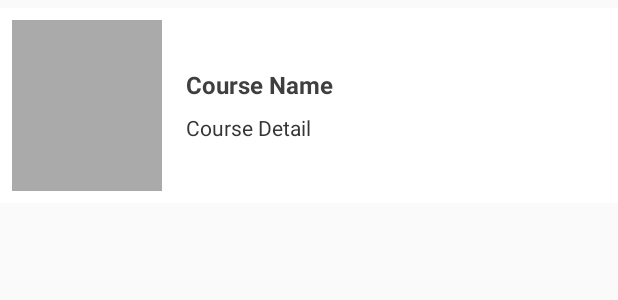
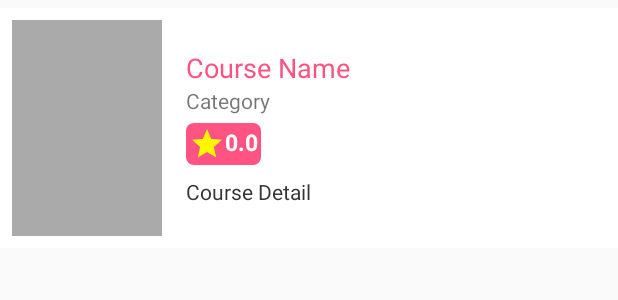
Before and after one commit to kevinrisqi/BeginnerAndroid-SubmissionDicoding, an Android app: the layout item_row_course.xml on its own in the app's theme, with its tools: preview values and no code run, on a phone screen of 412 x 824 dp. Shown: the top 300 px of the screen. Run offline under Robolectric (Android 15) with nearby library versions, the phone set to English and light mode, and no system bars.

Commit message:
Improve in item_row_course.xml

```diff
--- /dev/null
+++ b/app/src/main/res/drawable/ic_star_black_24dp.xml
@@ -0,0 +1,5 @@
+<vector android:height="24dp" android:tint="#FFF700"
+    android:viewportHeight="24.0" android:viewportWidth="24.0"
+    android:width="24dp" xmlns:android="http://schemas.android.com/apk/res/android">
+    <path android:fillColor="#FF000000" android:pathData="M12,17.27L18.18,21l-1.64,-7.03L22,9.24l-7.19,-0.61L12,2 9.19,8.63 2,9.24l5.46,4.73L5.82,21z"/>
+</vector>
--- /dev/null
+++ b/app/src/main/res/drawable/rating_background.xml
@@ -0,0 +1,5 @@
+<?xml version="1.0" encoding="utf-8"?>
+<shape xmlns:android="http://schemas.android.com/apk/res/android">
+    <solid android:color="@color/colorPrimary1"/>
+    <corners android:radius="5dp"/>
+</shape>
--- a/app/src/main/res/layout/item_row_course.xml
+++ b/app/src/main/res/layout/item_row_course.xml
@@ -2,7 +2,7 @@
 <RelativeLayout xmlns:android="http://schemas.android.com/apk/res/android"
     xmlns:tools="http://schemas.android.com/tools"
     android:layout_width="match_parent"
-    android:layout_height="130dp"
+    android:layout_height="160dp"
     android:orientation="horizontal"
     android:layout_marginTop="5dp"
     android:padding="8dp"
@@ -28,11 +28,29 @@
                 android:id="@+id/tv_item_name"
                 android:layout_width="match_parent"
                 android:layout_height="wrap_content"
+                android:textSize="18sp"
+                android:textColor="@color/colorPrimary1"
+                tools:text="@string/course_name"/>
+
+            <TextView
+                android:id="@+id/tv_item_category"
+                android:layout_width="match_parent"
+                android:layout_height="wrap_content"
+                android:layout_marginBottom="5dp"
+                android:text="Category"/>
+
+            <TextView
+                android:id="@+id/tv_item_rating"
+                android:layout_width="wrap_content"
+                android:layout_height="wrap_content"
+                android:text="0.0"
                 android:layout_marginBottom="8dp"
-                android:textSize="16sp"
-                android:textColor="#403F3F"
+                android:background="@drawable/rating_background"
+                android:textColor="#fff"
                 android:textStyle="bold"
-                tools:text="@string/course_name"/>
+                android:textSize="15sp"
+                android:drawableLeft="@drawable/ic_star_black_24dp"
+                android:padding="2dp"/>
 
             <TextView
                 android:id="@+id/tv_item_detail"
--- a/app/src/main/res/values/colors.xml
+++ b/app/src/main/res/values/colors.xml
@@ -3,4 +3,7 @@
     <color name="colorPrimary">#6200EE</color>
     <color name="colorPrimaryDark">#3700B3</color>
     <color name="colorAccent">#03DAC5</color>
+    <color name="colorPrimary1">#FF5483</color>
+    <color name="colorPrimary2">#FFFFFF</color>
+    <color name="colorPrimary3">#000000</color>
 </resources>
--- a/app/src/main/res/values/styles.xml
+++ b/app/src/main/res/values/styles.xml
@@ -3,8 +3,8 @@
     <!-- Base application theme. -->
     <style name="AppTheme" parent="Theme.AppCompat.Light.DarkActionBar">
         <!-- Customize your theme here. -->
-        <item name="colorPrimary">@color/colorPrimary</item>
-        <item name="colorPrimaryDark">@color/colorPrimaryDark</item>
+        <item name="colorPrimary">@color/colorPrimary1</item>
+        <item name="colorPrimaryDark">@color/colorPrimary3</item>
         <item name="colorAccent">@color/colorAccent</item>
     </style>
 
```
